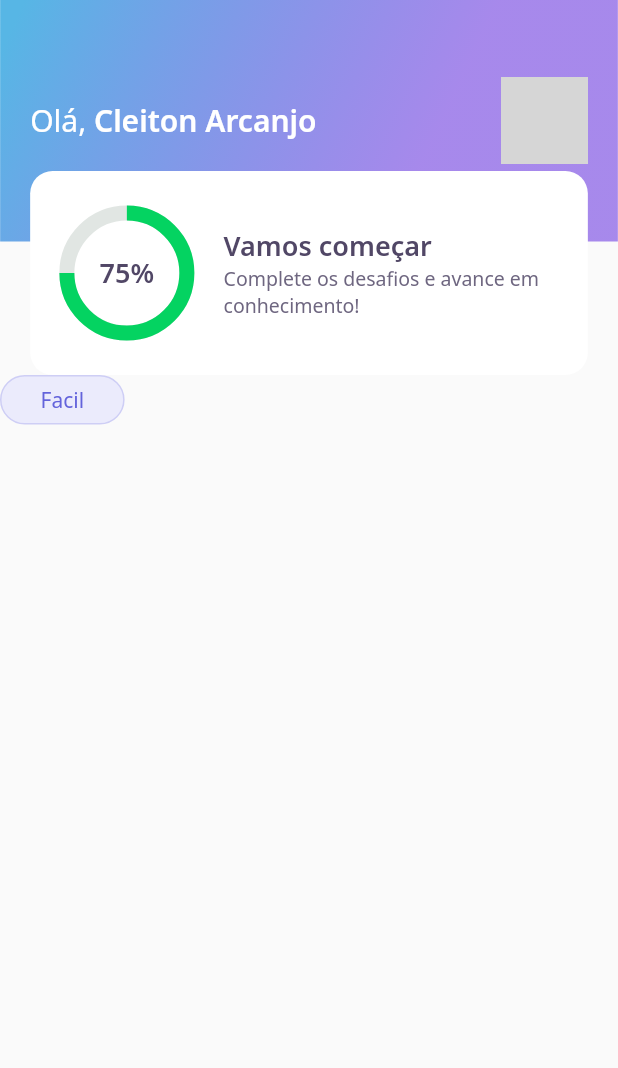
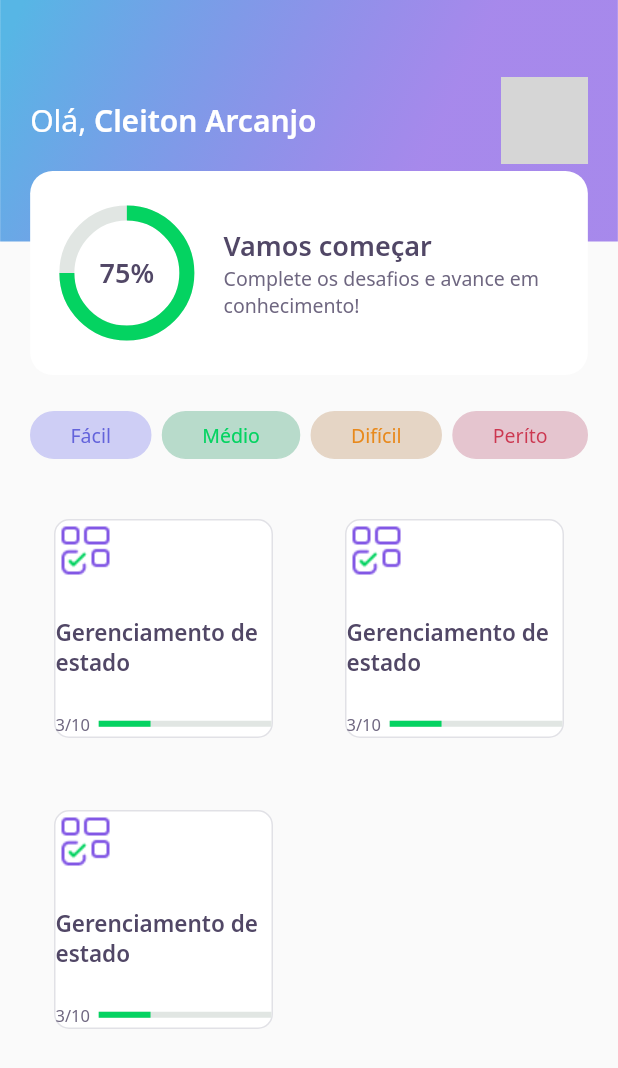
Before and after one commit to carcanjo/QuizDev, a Flutter app: the HomePage screen opened directly, on a phone screen of 412 x 824 dp. Shown: the top 1068 px of the screen. Run offline on Flutter 3.47's test engine with Material 2 defaults, Android fonts, the phone set to English and light mode, and no system bars; our stand-ins replace google_fonts; network calls fail; grey boxes are pictures that could not be loaded.

Commit message:
Segunda versão

```diff
--- a/app/lib/core/app_widget.dart
+++ b/app/lib/core/app_widget.dart
@@ -1,4 +1,4 @@
-import 'package:app/home/home_page.dart';
+import 'package:app/challenge/challenge_page.dart';
 import 'package:flutter/material.dart';
 
 class AppWidget extends StatelessWidget {
@@ -6,7 +6,7 @@ class AppWidget extends StatelessWidget {
   Widget build(BuildContext context) {
     return MaterialApp(
       title: "DevQuiz",
-      home: HomePage(),
+      home: ChallengePage(),
     );
   }
 }
--- a/app/lib/home/home_page.dart
+++ b/app/lib/home/home_page.dart
@@ -1,5 +1,6 @@
 import 'package:app/home/widgets/appbar/appbar_widget.dart';
 import 'package:app/home/widgets/level_button/level_button_widget.dart';
+import 'package:app/home/widgets/quiz_card/quiz_card_widget.dart';
 import 'package:flutter/material.dart';
 
 class HomePage extends StatefulWidget {
@@ -13,9 +14,50 @@ class _HomePageState extends State<HomePage> {
   Widget build(BuildContext context) {
     return Scaffold(
       appBar: AppBarWidGet(),
-      body: LevelButtonWidget(
-        label: 'Facil',
+      body: Padding(
+        padding: const EdgeInsets.symmetric(horizontal: 20),
+        child: Column(
+          children: [
+            SizedBox(
+              height: 24,
+            ),
+
+            Row(
+              mainAxisAlignment: MainAxisAlignment.spaceBetween, // espaçamento entre os botões
+              children: [
+                LevelButtonWidget(
+                  label: 'Fácil',
+                ),
+                  LevelButtonWidget(
+                  label: 'Médio',
+                ),
+                  LevelButtonWidget(
+                  label: 'Difícil',
+                ),
+                  LevelButtonWidget(
+                  label: 'Períto',
+                ),
+              ],
+            ),
+            SizedBox(
+              height: 24,
+            ),
+
+            Expanded(
+              child: GridView.count(
+                crossAxisSpacing: 16,
+                mainAxisSpacing: 16, // AQUI CONFIGURO O ESPAÇAMENTO ENTRE OS ITENS
+                crossAxisCount: 2, // AQUI FALO PRO COMPONENTE QUE SÓ VAI COLOCAR DOIS POR LINHA
+                children: [
+                  QuizCardWidget(),
+                  QuizCardWidget(),
+                  QuizCardWidget(),
+                ]),
+              ),
+          ],
+        ),
       ),
+
     );
   }
 }
--- a/app/lib/home/widgets/level_button/level_button_widget.dart
+++ b/app/lib/home/widgets/level_button/level_button_widget.dart
@@ -5,15 +5,46 @@ import 'package:google_fonts/google_fonts.dart';
 class LevelButtonWidget extends StatelessWidget {
 final String label;
 
-const LevelButtonWidget({Key? key, required this.label}) : super(key: key);
+LevelButtonWidget({
+  Key? key,
+  required this.label
+}) : assert(['Médio','Fácil', 'Difícil','Períto'].contains(label)) , super(key: key);
+
+final config = {
+  'Médio':{
+    'color': AppColors.levelButtonBorderMedio,
+    'borderColor' : AppColors.levelButtonBorderMedio,
+    'fontColor' : AppColors.levelButtonTextMedio
+  },
+  'Fácil':{
+    'color': AppColors.levelButtonBorderFacil,
+    'borderColor' : AppColors.levelButtonBorderFacil,
+    'fontColor' : AppColors.levelButtonTextFacil
+  },
+  'Difícil':{
+    'color': AppColors.levelButtonBorderDificil,
+    'borderColor' : AppColors.levelButtonBorderDificil,
+    'fontColor' : AppColors.levelButtonTextDificil
+  },
+  'Períto':{
+    'color': AppColors.levelButtonBorderPerito,
+    'borderColor' : AppColors.levelButtonBorderPerito,
+    'fontColor' : AppColors.levelButtonTextPerito
+  },
+};
+
+//pego a cor baseado na variavel config
+Color get color => config[label]!['color']!;
+Color get borderColor => config[label]!['borderColor']!;
+Color get fontColor => config[label]!['fontColor']!;
 
   @override
   Widget build(BuildContext context) {
     return Container(
       decoration: BoxDecoration(
-        color: AppColors.levelButtonFacil,
+        color: color,
         border: Border.fromBorderSide(BorderSide(
-            color: AppColors.levelButtonBorderFacil
+            color: borderColor
           )),
         borderRadius: BorderRadius.circular(28),
       ),
@@ -21,7 +52,8 @@ const LevelButtonWidget({Key? key, required this.label}) : super(key: key);
         padding: const EdgeInsets.symmetric(horizontal: 26, vertical: 6),
         child: Text(
           label, style: GoogleFonts.notoSans(
-          color: AppColors.levelButtonTextFacil)),
+          color: fontColor, fontSize: 13)
+        ),
       ),
     );
   }
--- /dev/null
+++ b/app/lib/home/widgets/quiz_card/quiz_card_widget.dart
@@ -0,0 +1,60 @@
+import 'package:app/core/app_colors.dart';
+import 'package:app/core/app_text_styles.dart';
+import 'package:app/core/core.dart';
+import 'package:app/shared/widgets/progress_indicator/progress_indicator.widget.dart';
+import 'package:flutter/material.dart';
+
+class QuizCardWidget  extends StatelessWidget {
+QuizCardWidget({Key? key}) : super(key: key);
+
+  @override
+  Widget build(BuildContext context) {
+    return Padding(
+      padding: const EdgeInsets.all(16),
+      child: Container(
+        decoration: BoxDecoration(
+          border: Border.fromBorderSide(BorderSide(
+            color: AppColors.border)),
+            color: AppColors.white,
+            borderRadius: BorderRadius.circular(10)),
+        child: Column(
+          crossAxisAlignment: CrossAxisAlignment.start,
+          children: [
+            Container(
+              height: 40,
+              width: 40,
+              child: Image.asset(AppImages.blocks),
+            ),
+            SizedBox(
+              height: 24,
+            ),
+            Text(
+              'Gerenciamento de estado',
+               style: AppTextStyles.heading15,
+            ),
+            SizedBox(
+              height: 24, //espeço entre os cards
+            ),
+            Row(
+              children: [
+                Expanded(
+                  flex: 1,
+                  child: Text(
+                    '3/10',
+                     style: AppTextStyles.body11
+                  ),
+                ),
+
+              Expanded(
+                  flex: 4,
+                  child: ProgressIndicatorWidget(
+                    value: 0.3,
+                  ),
+                ),
+          ],
+        ),
+      ])
+      ),
+    );
+  }
+}
--- /dev/null
+++ b/app/lib/shared/widgets/progress_indicator/progress_indicator.widget.dart
@@ -0,0 +1,17 @@
+import 'package:app/core/core.dart';
+import 'package:flutter/material.dart';
+
+class ProgressIndicatorWidget extends StatelessWidget {
+  final double value;
+  const ProgressIndicatorWidget({Key? key , required this.value}) : super(key: key);
+
+  @override
+  Widget build(BuildContext context) {
+    return  LinearProgressIndicator(
+          value: value,
+          backgroundColor: AppColors.chartSecondary,
+          valueColor: AlwaysStoppedAnimation<Color>(AppColors.chartPrimary)
+          //Como LinearProgressIndicator é uma animação temos que usar AlwaysStoppedAnimation para ficar statico
+        );
+  }
+}
```
Also changed, not shown: app/lib/challenge/awser/awser_widget.dart (added, +86 -0 lines), app/lib/challenge/challenge_page.dart (added, +28 -0 lines), app/lib/challenge/quiz/quiz_widget.dart (added, +29 -0 lines), app/lib/home/widgets/question_indicator/question_indicator.dart (added, +30 -0 lines).
